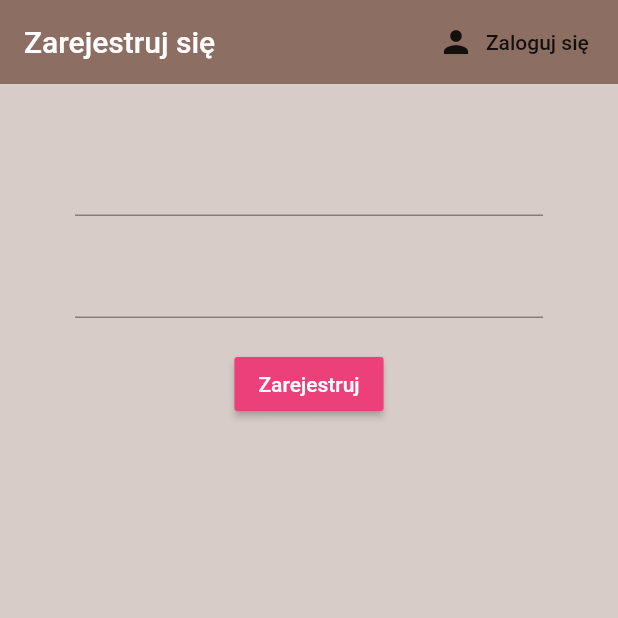
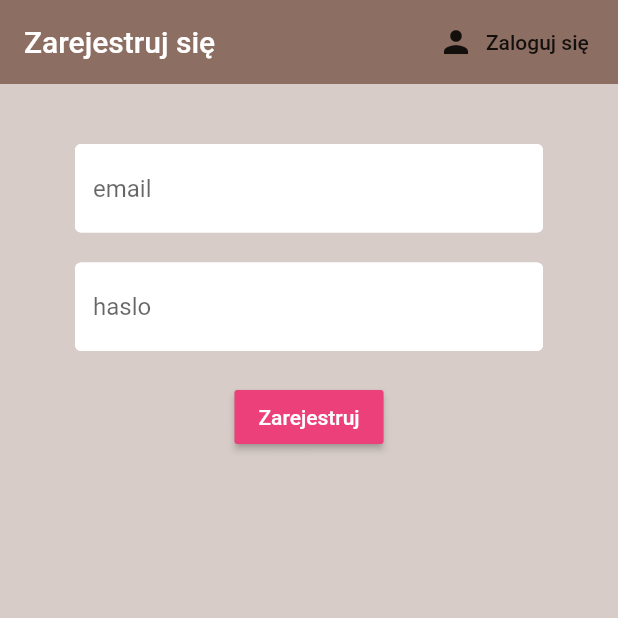
Before and after one commit to piotrkovsy1331/fitstat_app, a Flutter app: the screen it shows after launch, after a tap on "Zaloguj się", after a tap on "Register", on a phone screen of 412 x 824 dp, the top half of it. Run offline on Flutter 3.47's test engine with Material 2 defaults, Android fonts, the phone set to English and light mode, and no system bars; our stand-ins replace cloud_firestore, firebase_auth, flutter_spinkit; accounts and stored records are empty.

Commit message:
some changes

```diff
--- a/lib/screens/authenticate/authenticate.dart
+++ b/lib/screens/authenticate/authenticate.dart
@@ -1,7 +1,6 @@
 import 'package:fitstat_app/screens/authenticate/register.dart';
 import 'package:fitstat_app/screens/authenticate/sign_in.dart';
 import 'package:flutter/material.dart';
-import 'package:fitstat_app/services/auth.dart';
 
 class Authenticate extends StatefulWidget {
   Authenticate({Key key}) : super(key: key);
--- a/lib/screens/authenticate/register.dart
+++ b/lib/screens/authenticate/register.dart
@@ -1,4 +1,6 @@
 import 'package:fitstat_app/services/auth.dart';
+import 'package:fitstat_app/shared/constants.dart';
+import 'package:fitstat_app/shared/loading.dart';
 import 'package:flutter/material.dart';
 
 class Register extends StatefulWidget {
@@ -12,6 +14,7 @@ class Register extends StatefulWidget {
 class _RegisterState extends State<Register> {
   final AuthService _auth = AuthService();
   final _formKey = GlobalKey<FormState>();
+  bool loading = false;
 
   // text field state
   String email = '';
@@ -20,7 +23,9 @@ class _RegisterState extends State<Register> {
 
   @override
   Widget build(BuildContext context) {
-    return Scaffold(
+    return loading
+        ? Loading()
+        : Scaffold(
             backgroundColor: Colors.brown[100],
             appBar: AppBar(
               backgroundColor: Colors.brown[400],
@@ -42,7 +47,10 @@ class _RegisterState extends State<Register> {
                   children: <Widget>[
                     SizedBox(height: 20.0),
                     TextFormField(
-                validator: (val) => val.isEmpty ? 'Podaj adres email' : null,
+                      decoration:
+                          textInputDecoration.copyWith(hintText: 'email'),
+                      validator: (val) =>
+                          val.isEmpty ? 'Podaj adres email' : null,
                       onChanged: (val) {
                         setState(() => email = val);
                       },
@@ -50,6 +58,8 @@ class _RegisterState extends State<Register> {
                     SizedBox(height: 20.0),
                     TextFormField(
                       obscureText: true,
+                      decoration:
+                          textInputDecoration.copyWith(hintText: 'haslo'),
                       validator: (val) => val.length < 6
                           ? 'podane hasło powinno mieć wiecej ni 6 znaków'
                           : null,
@@ -66,11 +76,15 @@ class _RegisterState extends State<Register> {
                         ),
                         onPressed: () async {
                           if (_formKey.currentState.validate()) {
-                      dynamic result = await _auth.registerWithEmailAndPassword(
-                          email, password);
+                            setState(() {
+                              loading = true;
+                            });
+                            dynamic result = await _auth
+                                .registerWithEmailAndPassword(email, password);
                             if (result == null) {
-                        setState(() =>
-                            error = ' podany eamil lub hasło jest błędne');
+                              setState(() => error =
+                                  ' podany eamil lub hasło jest błędne');
+                              loading = false;
                             }
                           }
                         }),
--- a/lib/screens/authenticate/sign_in.dart
+++ b/lib/screens/authenticate/sign_in.dart
@@ -1,5 +1,7 @@
 import 'package:fitstat_app/services/auth.dart';
+import 'package:fitstat_app/shared/loading.dart';
 import 'package:flutter/material.dart';
+import 'package:fitstat_app/shared/constants.dart';
 
 class SignIn extends StatefulWidget {
   final Function toggleView;
@@ -12,6 +14,7 @@ class SignIn extends StatefulWidget {
 class _SignInState extends State<SignIn> {
   final AuthService _auth = AuthService();
   final _formKey = GlobalKey<FormState>();
+  bool loading = false;
   //  text fielld state
 
   String email = '';
@@ -19,7 +22,9 @@ class _SignInState extends State<SignIn> {
   String error = '';
   @override
   Widget build(BuildContext context) {
-    return Scaffold(
+    return loading
+        ? Loading()
+        : Scaffold(
             backgroundColor: Colors.brown[100],
             appBar: AppBar(
               backgroundColor: Colors.brown[400],
@@ -41,7 +46,8 @@ class _SignInState extends State<SignIn> {
                   children: <Widget>[
                     SizedBox(height: 20),
                     TextFormField(
-                obscureText: true,
+                      decoration:
+                          textInputDecoration.copyWith(hintText: 'email'),
                       validator: (val) =>
                           val.isEmpty ? 'Proszę wpisać adre email' : null,
                       onChanged: (val) {
@@ -55,6 +61,8 @@ class _SignInState extends State<SignIn> {
                     ),
                     TextFormField(
                       obscureText: true,
+                      decoration:
+                          textInputDecoration.copyWith(hintText: 'hasło'),
                       validator: (val) => val.length < 6
                           ? ' Hasło powinno mieć wiecej ni 6 znaków'
                           : null,
@@ -73,10 +81,14 @@ class _SignInState extends State<SignIn> {
                         ),
                         onPressed: () async {
                           if (_formKey.currentState.validate()) {
-                      dynamic result = await _auth.signedInWithEmailAndPassword(
-                          email, password);
+                            setState(() => loading = true);
+                            dynamic result = await _auth
+                                .signedInWithEmailAndPassword(email, password);
                             if (result == null) {
-                        setState(() => error = 'Nie udało się zalogować ');
+                              setState(() {
+                                error = 'Nie udało się zalogować ';
+                                loading = false;
+                              });
                               return null;
                             }
                           }
--- a/lib/services/auth.dart
+++ b/lib/services/auth.dart
@@ -1,5 +1,6 @@
 import 'package:firebase_auth/firebase_auth.dart';
 import 'package:fitstat_app/models/user.dart';
+import 'database.dart';
 
 class AuthService {
   final FirebaseAuth _auth = FirebaseAuth.instance;
@@ -45,6 +46,9 @@ class AuthService {
       AuthResult result = await _auth.createUserWithEmailAndPassword(
           email: email, password: password);
       FirebaseUser user = result.user;
+      // create a new document for the user with the uid
+      await DatabaseService(uid: user.uid)
+          .updateUserData('nowy uzytkownik', 80, 190);
       return _userFromFirebaseUser(user);
     } catch (e) {
       print(e.toString());
--- /dev/null
+++ b/lib/services/database.dart
@@ -0,0 +1,18 @@
+import 'package:cloud_firestore/cloud_firestore.dart';
+
+class DatabaseService {
+  final String uid;
+  DatabaseService({this.uid});
+  //collection refference
+
+  final CollectionReference brewCollection =
+      Firestore.instance.collection('brew');
+
+  Future updateUserData(String name, int weight, int height) async {
+    return await brewCollection.document(uid).setData({
+      'name': name,
+      'weight': weight,
+      'height': height,
+    });
+  }
+}
--- /dev/null
+++ b/lib/shared/constants.dart
@@ -0,0 +1,15 @@
+import 'package:flutter/material.dart';
+
+const textInputDecoration = InputDecoration(
+    fillColor: Colors.white,
+    filled: true,
+    enabledBorder: OutlineInputBorder(
+        borderSide: BorderSide(
+      color: Colors.white,
+      width: 2,
+    )),
+    focusedBorder: OutlineInputBorder(
+        borderSide: BorderSide(
+      color: Colors.pink,
+      width: 2,
+    )));
--- a/pubspec.yaml
+++ b/pubspec.yaml
@@ -26,6 +26,7 @@ dependencies:
   firebase_auth: ^0.14.0+5
   cloud_firestore: ^0.12.9+4
   provider: ^4.3.2+2
+  flutter_spinkit: ^4.1.2+1
 
   # The following adds the Cupertino Icons font to your application.
   # Use with the CupertinoIcons class for iOS style icons.
```
Also changed, not shown: lib/shared/loading.dart (added, +17 -0 lines), pubspec.lock. Lines whose indentation alone changed are shown as unchanged.
